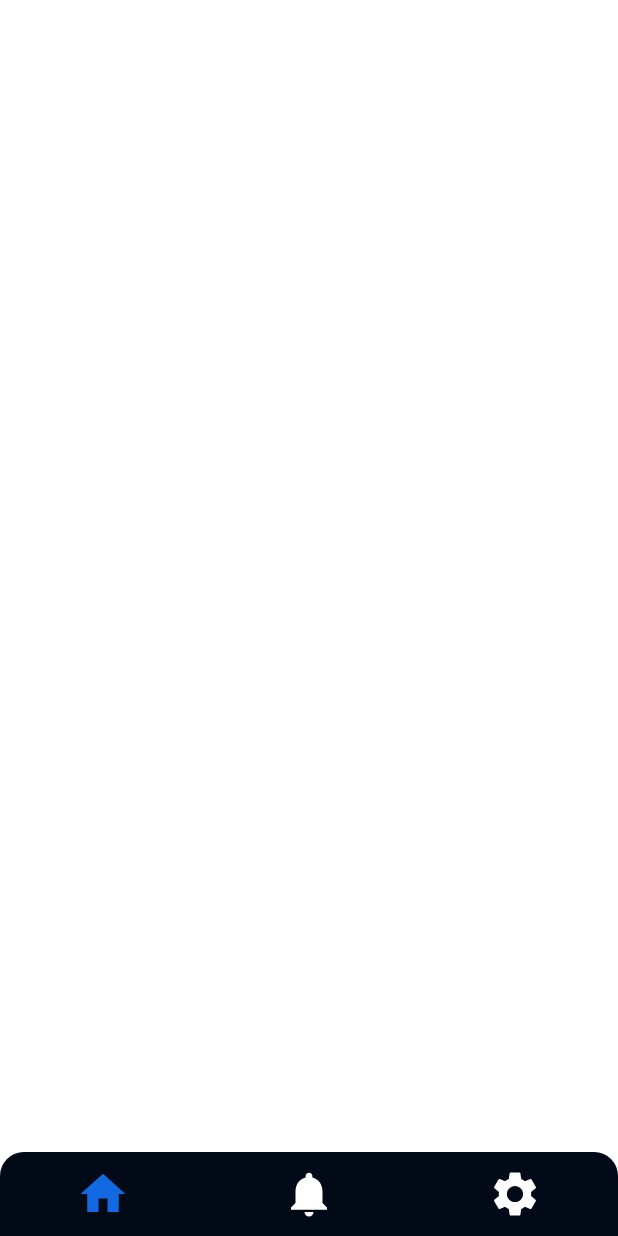
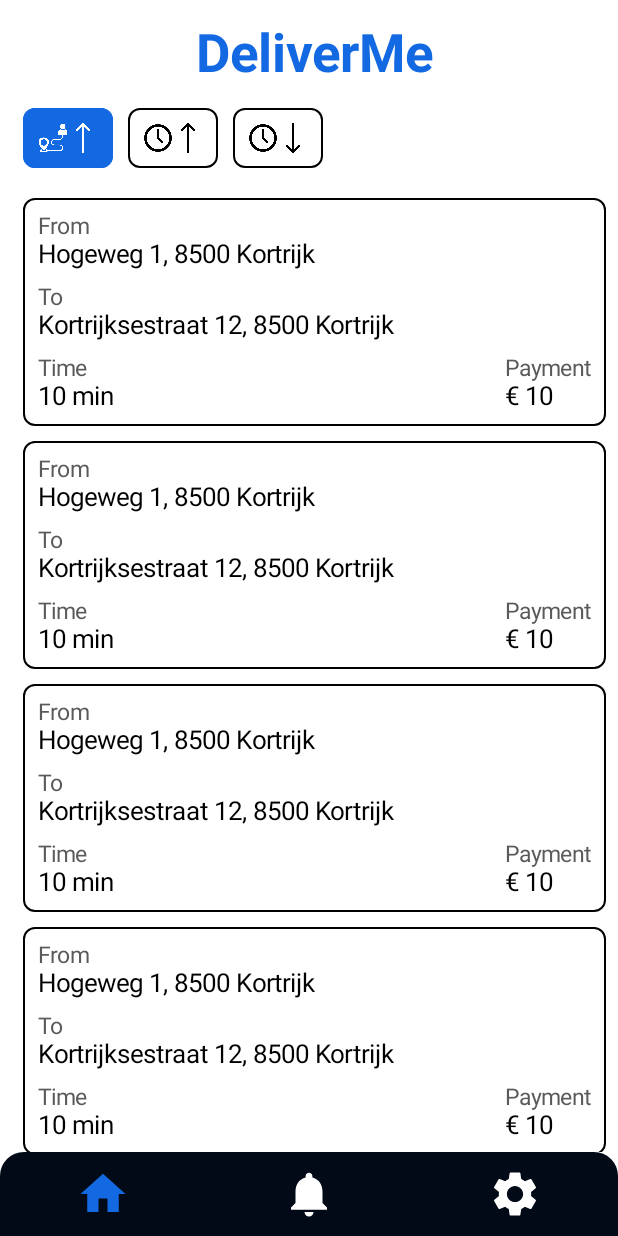
Before and after one commit to JarneLosschaert/DeliverMe-driver, an Android app built with Jetpack Compose: the DeliverMeApp screen opened through its navigation route, on a phone screen of 412 x 824 dp. Run offline under Robolectric (Android 15) with nearby library versions, the phone set to English and light mode, and no system bars.

Commit message:
ui home done

```diff
--- a/app/src/main/java/be/howest/jarnelosschaert/delivermedriver/logic/UiState.kt
+++ b/app/src/main/java/be/howest/jarnelosschaert/delivermedriver/logic/UiState.kt
@@ -1,6 +1,10 @@
 package be.howest.jarnelosschaert.delivermedriver.logic
 
+import androidx.compose.runtime.getValue
+import androidx.compose.runtime.mutableStateOf
+import androidx.compose.runtime.setValue
 import androidx.lifecycle.ViewModel
 
 class UiState : ViewModel() {
+    var sort by mutableStateOf("route_asc")
 }
--- a/app/src/main/java/be/howest/jarnelosschaert/delivermedriver/logic/controllers/DeliverMeController.kt
+++ b/app/src/main/java/be/howest/jarnelosschaert/delivermedriver/logic/controllers/DeliverMeController.kt
@@ -5,7 +5,7 @@
 import be.howest.jarnelosschaert.delivermedriver.ui.BottomNavigationScreens
 
 class DeliverMeController(private val navController: NavController) {
-    private val uiState: UiState = UiState()
+    val uiState: UiState = UiState()
 
     fun goBack() {
         if (navController.currentDestination?.route == BottomNavigationScreens.Home.route) {
@@ -18,4 +18,8 @@
     fun navigateTo(route: String) {
         navController.navigate(route)
     }
+
+    fun onSortChange(sort: String) {
+        uiState.sort = sort
+    }
 }
--- a/app/src/main/java/be/howest/jarnelosschaert/delivermedriver/ui/DeliverMeApp.kt
+++ b/app/src/main/java/be/howest/jarnelosschaert/delivermedriver/ui/DeliverMeApp.kt
@@ -21,6 +21,7 @@
 import be.howest.jarnelosschaert.delivermedriver.ui.helpers.components.roundedBottomNav
 import be.howest.jarnelosschaert.delivermedriver.ui.screens.NotificationsScreen
 import be.howest.jarnelosschaert.delivermedriver.ui.screens.DeliveryDetailsScreen
+import be.howest.jarnelosschaert.delivermedriver.ui.screens.HomeScreen
 import be.howest.jarnelosschaert.delivermedriver.ui.screens.SettingScreen
 import be.howest.jarnelosschaert.delivermedriver.ui.screens.settingScreens.ProfileScreen
 
@@ -32,7 +33,7 @@
 
 sealed class OtherScreens(val route: String) {
     object Profile : OtherScreens("profile")
-    object PackageDetails : OtherScreens("packageDetails")
+    object DeliveryDetails : OtherScreens("deliveryDetails")
 }
 
 @Composable
@@ -54,7 +55,9 @@
         },
         content = { innerPadding ->
             AuthScreenNavigationConfigurations(
-                modifier = Modifier.padding(innerPadding).padding(start = 15.dp, end = 8.dp),
+                modifier = Modifier
+                    .padding(innerPadding)
+                    .padding(start = 15.dp, end = 8.dp),
                 navController = navController,
                 authController = authController,
                 onNavigation = { pageClicked = it }
@@ -74,12 +77,12 @@
 
     NavHost(navController, startDestination = BottomNavigationScreens.Home.route) {
         composable(BottomNavigationScreens.Home.route) {
-            // home screen
+            HomeScreen(modifier = modifier, sort = controller.uiState.sort, showDetails = { controller.navigateTo(OtherScreens.DeliveryDetails.route) }, onSortChange = { controller.onSortChange(it) })
             onNavigation(BottomNavigationScreens.Home.route)
         }
         composable(BottomNavigationScreens.Notifications.route) {
             NotificationsScreen(modifier = modifier,
-                showPackageDetails = { controller.navigateTo(OtherScreens.PackageDetails.route) }
+                showPackageDetails = { controller.navigateTo(OtherScreens.DeliveryDetails.route) }
             )
             onNavigation(BottomNavigationScreens.Notifications.route)
         }
@@ -96,7 +99,7 @@
                 deleteAccount = { authController.deleteAccount() }
             )
         }
-        composable(OtherScreens.PackageDetails.route) {
+        composable(OtherScreens.DeliveryDetails.route) {
             DeliveryDetailsScreen(modifier = modifier,
                 onGoBack = { controller.goBack() }
             )
--- a/app/src/main/java/be/howest/jarnelosschaert/delivermedriver/ui/screens/DeliveryDetailsScreen.kt
+++ b/app/src/main/java/be/howest/jarnelosschaert/delivermedriver/ui/screens/DeliveryDetailsScreen.kt
@@ -36,8 +36,10 @@
 }
 
 @Composable
-fun DeliveryDetail(label: String, content: String) {
-    Label(text = label)
-    Content(text = content)
-    Spacer(modifier = Modifier.height(10.dp))
+fun DeliveryDetail(label: String, content: String, withSpacer: Boolean = true) {
+    Column() {
+        Label(text = label)
+        Content(text = content)
+        if (withSpacer) Spacer(modifier = Modifier.height(10.dp))
+    }
 }
--- a/app/src/main/java/be/howest/jarnelosschaert/delivermedriver/ui/screens/HomeScreen.kt
+++ b/app/src/main/java/be/howest/jarnelosschaert/delivermedriver/ui/screens/HomeScreen.kt
@@ -1,31 +1,139 @@
 package be.howest.jarnelosschaert.delivermedriver.ui.screens
 
 import androidx.compose.foundation.Image
+import androidx.compose.foundation.background
 import androidx.compose.foundation.border
+import androidx.compose.foundation.clickable
 import androidx.compose.foundation.layout.*
 import androidx.compose.foundation.lazy.LazyColumn
 import androidx.compose.foundation.shape.RoundedCornerShape
-import androidx.compose.material.Button
 import androidx.compose.material.MaterialTheme
-import androidx.compose.material.Text
 import androidx.compose.runtime.Composable
-import androidx.compose.ui.Alignment
 import androidx.compose.ui.Modifier
-import androidx.compose.ui.draw.clip
 import androidx.compose.ui.graphics.Color
 import androidx.compose.ui.graphics.ColorFilter
 import androidx.compose.ui.res.painterResource
 import androidx.compose.ui.unit.dp
-import androidx.compose.ui.unit.sp
-import be.howest.jarnelosschaert.delivermedriver.ui.helpers.components.*
+import be.howest.jarnelosschaert.delivermedriver.R
+import be.howest.jarnelosschaert.delivermedriver.ui.helpers.components.Title
 
 @Composable
 fun HomeScreen(
     modifier: Modifier = Modifier,
+    sort: String,
+    showDetails: () -> Unit,
+    onSortChange: (String) -> Unit
 ) {
     Box(modifier = modifier.fillMaxWidth()) {
         Column {
             Title()
+            SortOptions(sort = sort, onSortChange = onSortChange)
+            LazyColumn(content = {
+                item {
+                    DeliveryCard(showDetails = showDetails)
+                    DeliveryCard(showDetails = showDetails)
+                    DeliveryCard(showDetails = showDetails)
+                    DeliveryCard(showDetails = showDetails)
+                    DeliveryCard(showDetails = showDetails)
+                    DeliveryCard(showDetails = showDetails)
+                    DeliveryCard(showDetails = showDetails)
+                    DeliveryCard(showDetails = showDetails)
+                    DeliveryCard(showDetails = showDetails)
+                    DeliveryCard(showDetails = showDetails)
+                    DeliveryCard(showDetails = showDetails)
+                    DeliveryCard(showDetails = showDetails)
+                    DeliveryCard(showDetails = showDetails)
+                }
+            })
         }
     }
 }
+
+@Composable
+fun SortOptions(
+    sort: String,
+    onSortChange: (String) -> Unit
+) {
+    Row(
+        modifier = Modifier
+            .fillMaxWidth(),
+    ) {
+        SortOption(image = R.drawable.route, onClick = { onSortChange("route_asc") }, selected = sort == "route_asc")
+        SortOption(image = R.drawable.clock, onClick = { onSortChange("time_asc") }, selected = sort == "time_asc")
+        SortOption(image = R.drawable.clock, onClick = { onSortChange("time_desc") }, ascending = false, selected = sort == "time_desc")
+    }
+    Box(modifier = Modifier.height(20.dp))
+}
+
+@Composable
+fun SortOption(
+    image: Int,
+    ascending: Boolean = true,
+    selected: Boolean = false,
+    onClick: () -> Unit
+) {
+    val borderColor =
+        if (selected) MaterialTheme.colors.primary else MaterialTheme.colors.onBackground
+    Box(
+        modifier = Modifier
+            .border(1.dp, borderColor, RoundedCornerShape(8.dp))
+            .background(
+                if (selected) MaterialTheme.colors.primary else Color.White,
+                RoundedCornerShape(8.dp)
+            )
+            .clickable(onClick = onClick)
+    ) {
+        Row(
+            modifier = Modifier
+                .padding(10.dp),
+        ) {
+            val color =
+                if (selected) MaterialTheme.colors.onPrimary else MaterialTheme.colors.onBackground
+            Image(
+                painter = painterResource(id = image),
+                contentDescription = null,
+                modifier = Modifier.size(20.dp),
+                colorFilter = ColorFilter.tint(color)
+            )
+            if (ascending) {
+                Image(
+                    painter = painterResource(id = R.drawable.arrow_up),
+                    contentDescription = null,
+                    modifier = Modifier.size(20.dp),
+                    colorFilter = ColorFilter.tint(color)
+                )
+            } else {
+                Image(
+                    painter = painterResource(id = R.drawable.arrow_down),
+                    contentDescription = null,
+                    modifier = Modifier.size(20.dp),
+                    colorFilter = ColorFilter.tint(color)
+                )
+            }
+        }
+    }
+    Box(modifier = Modifier.width(10.dp))
+}
+
+@Composable
+fun DeliveryCard(
+    showDetails: () -> Unit
+) {
+    Column(
+        modifier = Modifier
+            .border(1.dp, Color.Black, RoundedCornerShape(8.dp))
+            .padding(10.dp)
+            .clickable(onClick = showDetails),
+    ) {
+        DeliveryDetail(label = "From", content = "Hogeweg 1, 8500 Kortrijk")
+        DeliveryDetail(label = "To", content = "Kortrijksestraat 12, 8500 Kortrijk")
+        Row(
+            modifier = Modifier.fillMaxWidth(),
+            horizontalArrangement = Arrangement.SpaceBetween
+        ) {
+            DeliveryDetail(label = "Time", content = "10 min", withSpacer = false)
+            DeliveryDetail(label = "Payment", content = "€ 10", withSpacer = false)
+        }
+    }
+    Spacer(modifier = Modifier.height(10.dp))
+}
```
Also changed, not shown: app/src/main/res/drawable/arrow_down.png (added), app/src/main/res/drawable/arrow_up.png (added), app/src/main/res/drawable/clock.png (added), app/src/main/res/drawable/route.png (added).
